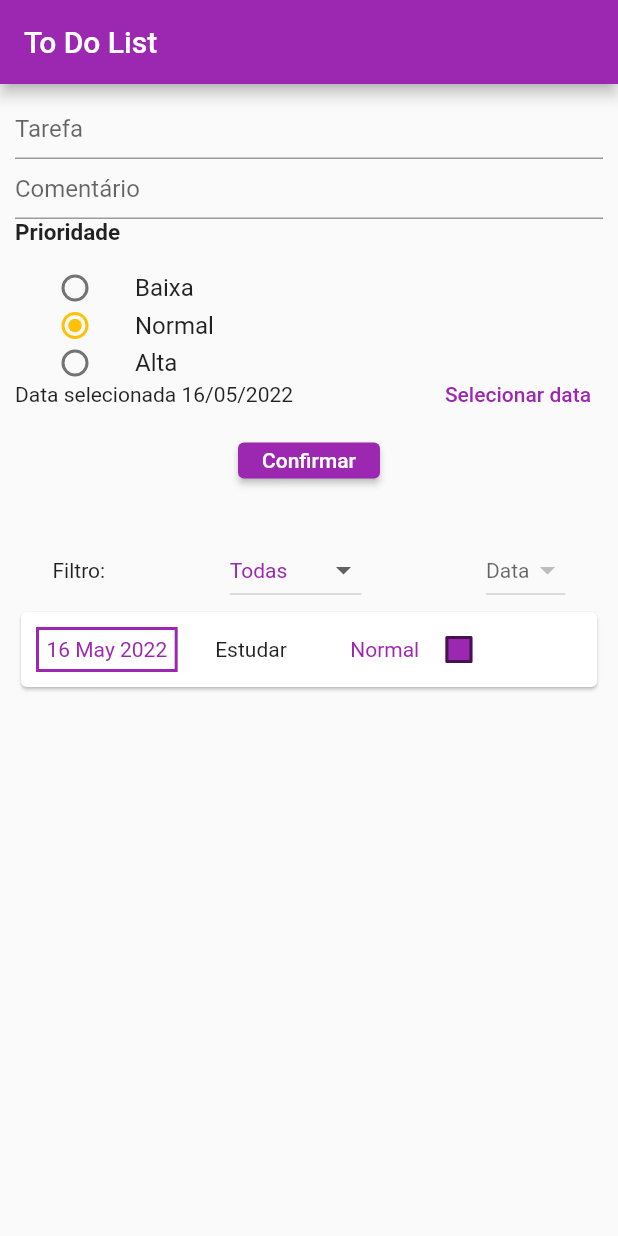
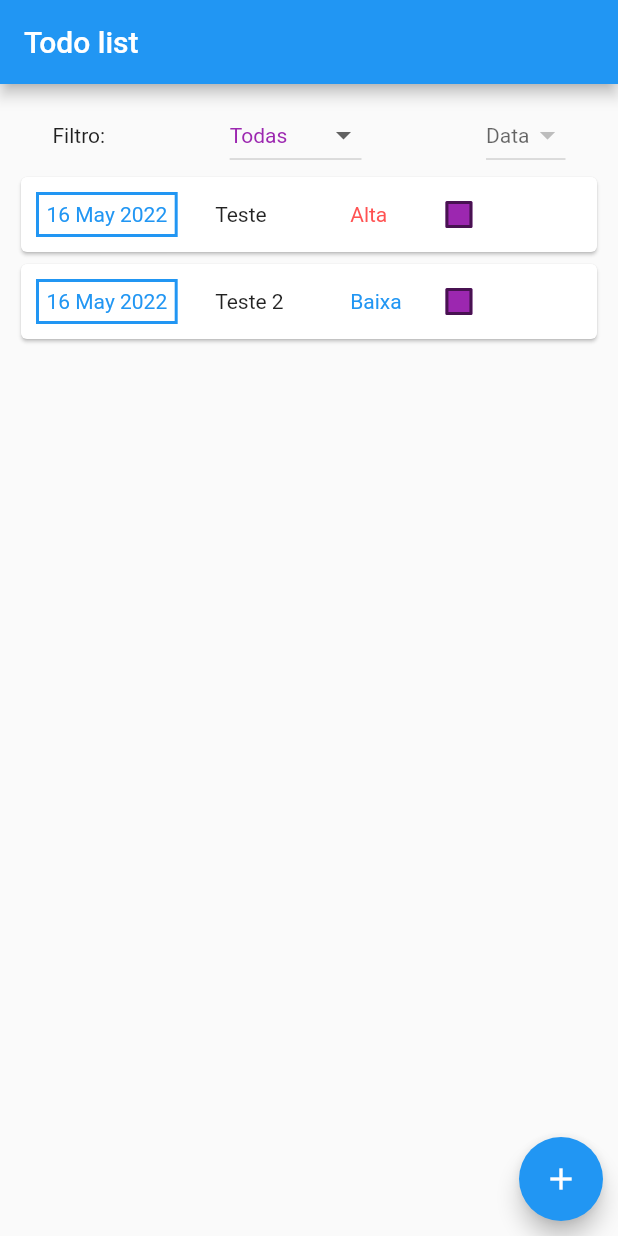
Before and after one commit to lucasilvas2/miniprojeto02_todolist, a Flutter app: the screen it shows after launch, on a phone screen of 412 x 824 dp. Run offline on Flutter 3.47's test engine with Material 2 defaults, Android fonts, the phone set to English and light mode, and no system bars.

Commit message:
feat: added navigaton screens feature using rotes named

```diff
--- a/lib/main.dart
+++ b/lib/main.dart
@@ -8,6 +8,9 @@ import 'package:intl/intl.dart';
 import 'package:miniprojeto02_todolist/components/TarefaForm.dart';
 import 'package:miniprojeto02_todolist/components/TarefaLista.dart';
 import 'package:miniprojeto02_todolist/models/tarefa.dart';
+import 'package:miniprojeto02_todolist/screens/add_tarefa_screen.dart';
+import 'package:miniprojeto02_todolist/screens/list_screen.dart';
+import 'package:miniprojeto02_todolist/utils/app_routes.dart';
 
 void main() {
   runApp(MyApp());
@@ -17,69 +20,76 @@ class MyApp extends StatelessWidget {
   @override
   Widget build(BuildContext context) {
     return MaterialApp(
-      home: MyHomePage(),
-      theme: ThemeData().copyWith(
-          colorScheme: ThemeData().colorScheme.copyWith(
-                primary: Colors.purple,
-                secondary: Colors.amber,
-              )),
+      title: 'TO-DO list',
+      theme: ThemeData(
+          colorScheme: ThemeData()
+              .colorScheme
+              .copyWith(primary: Colors.blue, secondary: Colors.purple),
+          textTheme: ThemeData.light()
+              .textTheme
+              .copyWith(headline6: TextStyle(fontSize: 20))),
+      initialRoute: '/',
+      routes: {
+        AppRoutes.HOME: (context) => ListScreen(),
+        AppRoutes.ADD_TAREFA: (context) => AddTarefaScreen()
+      },
     );
   }
 }
 
-class MyHomePage extends StatefulWidget {
-  @override
-  State<MyHomePage> createState() => _MyHomePageState();
-}
+// class MyHomePage extends StatefulWidget {
+//   @override
+//   State<MyHomePage> createState() => _MyHomePageState();
+// }
 
-class _MyHomePageState extends State<MyHomePage> {
-  _novaTarefa(
-      String titulo, DateTime data_, String comentario, String prioridade) {
-    Tarefa novaTarefa = Tarefa(
-        id: Random().nextInt(9999).toString(),
-        data_criacao: DateTime.now(),
-        titulo: titulo,
-        data_execucao: data_,
-        prioridade: prioridade,
-        comentario: comentario);
+// class _MyHomePageState extends State<MyHomePage> {
+//   _novaTarefa(
+//       String titulo, DateTime data_, String comentario, String prioridade) {
+//     Tarefa novaTarefa = Tarefa(
+//         id: Random().nextInt(9999).toString(),
+//         data_criacao: DateTime.now(),
+//         titulo: titulo,
+//         data_execucao: data_,
+//         prioridade: prioridade,
+//         comentario: comentario);
 
-    setState(() {
-      _tarefas.add(novaTarefa);
-    });
+//     setState(() {
+//       _tarefas.add(novaTarefa);
+//     });
 
-    print(titulo);
-  }
+//     print(titulo);
+//   }
 
-  List<Tarefa> _tarefas = [
-    Tarefa(
-        id: 't0',
-        titulo: 'Estudar',
-        data_execucao: DateTime.now(),
-        data_criacao: DateTime.now(),
-        prioridade: 'Normal',
-        comentario: 'um'),
-  ];
+//   List<Tarefa> _tarefas = [
+//     Tarefa(
+//         id: 't0',
+//         titulo: 'Estudar',
+//         data_execucao: DateTime.now(),
+//         data_criacao: DateTime.now(),
+//         prioridade: 'Normal',
+//         comentario: 'um'),
+//   ];
 
-  @override
-  Widget build(BuildContext context) {
-    return Scaffold(
-      appBar: AppBar(
-        title: Text('To Do List'),
-      ),
-      body: Container(
-        padding: EdgeInsets.all(10),
-        child: Column(
-          children: <Widget>[
-            TarefaForm(_novaTarefa),
-            SizedBox(
-              height: 20,
-            ),
-            Column(
-              children: <Widget>[TarefaLista(_tarefas)],
-            )
-          ],
-        ),
-      ),
-    );
-  }
-}
+//   @override
+//   Widget build(BuildContext context) {
+//     return Scaffold(
+//       appBar: AppBar(
+//         title: Text('To Do List'),
+//       ),
+//       body: Container(
+//         padding: EdgeInsets.all(10),
+//         child: Column(
+//           children: <Widget>[
+//             TarefaForm(_novaTarefa),
+//             SizedBox(
+//               height: 20,
+//             ),
+//             Column(
+//               children: <Widget>[TarefaLista(_tarefas)],
+//             )
+//           ],
+//         ),
+//       ),
+//     );
+//   }
+// }
--- /dev/null
+++ b/lib/screens/list_screen.dart
@@ -0,0 +1,48 @@
+import 'package:flutter/material.dart';
+import 'package:flutter/src/foundation/key.dart';
+import 'package:flutter/src/widgets/framework.dart';
+import 'package:miniprojeto02_todolist/components/TarefaLista.dart';
+import 'package:miniprojeto02_todolist/models/tarefa.dart';
+
+class ListScreen extends StatelessWidget {
+  List<Tarefa> _listTarefa = [
+    new Tarefa(
+        id: 't1',
+        data_criacao: DateTime.now(),
+        titulo: 'Teste',
+        data_execucao: DateTime.now(),
+        comentario: 'testanto tela',
+        prioridade: 'Alta'),
+    new Tarefa(
+        id: 't1',
+        data_criacao: DateTime.now(),
+        titulo: 'Teste 2',
+        data_execucao: DateTime.now(),
+        comentario: 'tela',
+        prioridade: 'Baixa')
+  ];
+
+  @override
+  Widget build(BuildContext context) {
+    return Scaffold(
+      appBar: AppBar(title: Text('Todo list')),
+      body: Container(
+          padding: const EdgeInsets.all(10.0),
+          child: Column(
+            children: [
+              Expanded(child: TarefaLista(_listTarefa)),
+              Container(
+                alignment: Alignment.bottomRight,
+                child: FloatingActionButton(
+                  backgroundColor: Colors.blue,
+                  onPressed: () {
+                    Navigator.of(context).pushNamed('/add-tarefa');
+                  },
+                  child: const Icon(Icons.add, color: Colors.white),
+                ),
+              )
+            ],
+          )),
+    );
+  }
+}
--- /dev/null
+++ b/lib/utils/app_routes.dart
@@ -0,0 +1,4 @@
+class AppRoutes {
+  static const HOME = '/';
+  static const ADD_TAREFA = '/add-tarefa';
+}
```
Also changed, not shown: lib/screens/add_tarefa_screen.dart (added, +14 -0 lines), 36 other files.
